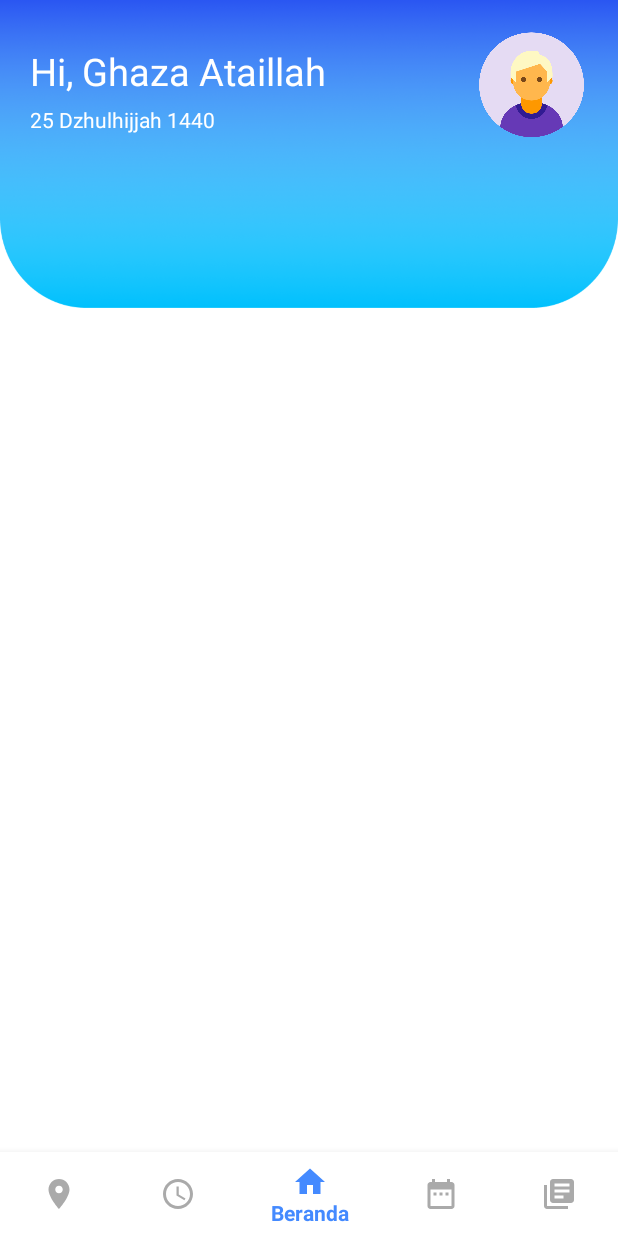
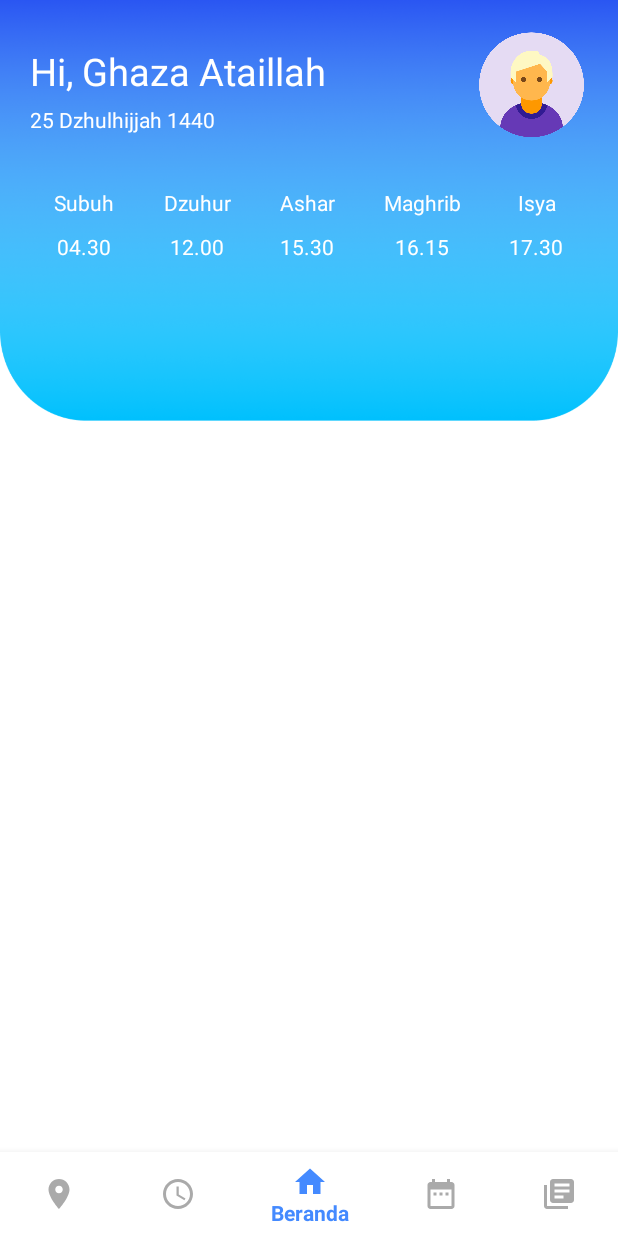
Before and after one commit to ghaza2354/MuslimMind, an Android app: the MainPageFragment screen opened directly, with no data from a screen before it, on a phone screen of 412 x 824 dp. Run offline under Robolectric (Android 15) with nearby library versions, the light colour scheme and no system bars; our stand-ins replace CircleImageView; libraries missing offline, so code that uses them is left out: com.denzcoskun.imageslider.

Commit message:
Tambah sedikit topping

```diff
--- a/app/build.gradle
+++ b/app/build.gradle
@@ -27,7 +27,7 @@ dependencies {
     implementation 'androidx.constraintlayout:constraintlayout:1.1.3'
     implementation 'androidx.legacy:legacy-support-v4:1.0.0'
     implementation 'androidx.lifecycle:lifecycle-extensions:2.2.0'
-    implementation 'androidx.annotation:annotation:1.0.2'
+    implementation 'androidx.annotation:annotation:1.1.0'
     testImplementation 'junit:junit:4.12'
     androidTestImplementation 'androidx.test.ext:junit:1.1.1'
     androidTestImplementation 'androidx.test.espresso:espresso-core:3.2.0'
@@ -39,4 +39,5 @@ dependencies {
     implementation "androidx.cardview:cardview:1.0.0"
     implementation 'de.hdodenhof:circleimageview:3.1.0'
     implementation 'com.github.denzcoskun:ImageSlideshow:0.0.6'
+    implementation 'cn.pedant.sweetalert:library:1.3'
 }
--- a/app/src/main/java/com/mgadevelop/coba2/MainActivity.java
+++ b/app/src/main/java/com/mgadevelop/coba2/MainActivity.java
@@ -12,6 +12,7 @@ import android.widget.ProgressBar;
 import android.widget.VideoView;
 
 import com.mgadevelop.coba2.ui.WelcomeActivity;
+import com.mgadevelop.coba2.ui.login.LoginActivity;
 
 public class MainActivity extends AppCompatActivity {
 
@@ -24,7 +25,7 @@ public class MainActivity extends AppCompatActivity {
         new Handler().postDelayed(new Runnable() {
             @Override
             public void run() {
-                Intent intent1=new Intent(MainActivity.this, WelcomeActivity.class);
+                Intent intent1=new Intent(MainActivity.this, LoginActivity.class);
                 startActivity(intent1);
                 finish();
             }
--- /dev/null
+++ b/app/src/main/res/drawable/btnlogin.xml
@@ -0,0 +1,6 @@
+<?xml version="1.0" encoding="utf-8"?>
+<shape android:shape="rectangle"
+    xmlns:android="http://schemas.android.com/apk/res/android">
+    <corners android:radius="10dp"/>
+    <gradient android:startColor="#00C0FD" android:endColor="#2A56F2" android:angle="45"/>
+</shape>
--- /dev/null
+++ b/app/src/main/res/drawable/item_jadwal_adzan.xml
@@ -0,0 +1,4 @@
+<?xml version="1.0" encoding="utf-8"?>
+<layer-list xmlns:android="http://schemas.android.com/apk/res/android">
+    <item android:drawable="@drawable/shadow_adzanbar"/>
+</layer-list>
--- a/app/src/main/res/layout/main_page_fragment.xml
+++ b/app/src/main/res/layout/main_page_fragment.xml
@@ -58,6 +58,100 @@
 
         </RelativeLayout>
 
+        <RelativeLayout
+            android:layout_width="match_parent"
+            android:layout_height="wrap_content"
+            android:layout_marginLeft="20dp"
+            android:layout_marginTop="30dp"
+            android:layout_marginRight="20dp">
+
+            <TableLayout
+                android:layout_width="match_parent"
+                android:layout_height="wrap_content">
+
+                <TableRow>
+
+                <TextView android:layout_width="match_parent"
+                    android:layout_height="wrap_content"
+                    android:textColor="@android:color/white"
+                    android:layout_weight="1"
+                    android:textAlignment="center"
+                    android:text="Subuh"/>
+
+                <TextView android:layout_width="match_parent"
+                    android:layout_height="wrap_content"
+                    android:textColor="@android:color/white"
+                    android:layout_weight="1"
+                    android:textAlignment="center"
+                    android:text="Dzuhur"/>
+
+                <TextView android:layout_width="match_parent"
+                    android:layout_height="wrap_content"
+                    android:textColor="@android:color/white"
+                    android:layout_weight="1"
+                    android:textAlignment="center"
+                    android:text="Ashar"/>
+
+                <TextView android:layout_width="match_parent"
+                    android:layout_height="wrap_content"
+                    android:textColor="@android:color/white"
+                    android:layout_weight="1"
+                    android:textAlignment="center"
+                    android:text="Maghrib"/>
+
+                <TextView android:layout_width="match_parent"
+                    android:layout_height="wrap_content"
+                    android:textColor="@android:color/white"
+                    android:layout_weight="1"
+                    android:textAlignment="center"
+                    android:text="Isya"/>
+
+            </TableRow>
+
+                <TableRow
+                    android:layout_marginTop="10dp">
+
+                    <TextView android:layout_width="match_parent"
+                        android:layout_height="wrap_content"
+                        android:textColor="@android:color/white"
+                        android:layout_weight="1"
+                        android:textAlignment="center"
+                        android:text="04.30"/>
+
+                    <TextView android:layout_width="match_parent"
+                        android:layout_height="wrap_content"
+                        android:textColor="@android:color/white"
+                        android:layout_weight="1"
+                        android:textAlignment="center"
+                        android:text="12.00"/>
+
+                    <TextView android:layout_width="match_parent"
+                        android:layout_height="wrap_content"
+                        android:textColor="@android:color/white"
+                        android:layout_weight="1"
+                        android:textAlignment="center"
+                        android:text="15.30"/>
+
+                    <TextView android:layout_width="match_parent"
+                        android:layout_height="wrap_content"
+                        android:textColor="@android:color/white"
+                        android:layout_weight="1"
+                        android:textAlignment="center"
+                        android:text="16.15"/>
+
+                    <TextView android:layout_width="match_parent"
+                        android:layout_height="wrap_content"
+                        android:textColor="@android:color/white"
+                        android:layout_weight="1"
+                        android:textAlignment="center"
+                        android:text="17.30"/>
+
+                </TableRow>
+
+            </TableLayout>
+
+        </RelativeLayout>
+
     </LinearLayout>
 
 </ScrollView>
```
Also changed, not shown: app/src/main/AndroidManifest.xml (+6 -2 lines), app/src/main/java/com/mgadevelop/coba2/ui/WelcomeActivity.java (+5 -33 lines), app/src/main/java/com/mgadevelop/coba2/ui/login/LoginActivity.java (added, +76 -0 lines), app/src/main/res/layout/activity_login.xml (added, +104 -0 lines), app/src/main/res/drawable/header.png, app/src/main/res/drawable/img4.png (added), app/src/main/res/drawable/img5.png (added), app/src/main/res/drawable/leftloginpanel.png (added), app/src/main/res/drawable/loginpanel.png (added), app/src/main/res/drawable/logo.png (added), app/src/main/res/drawable/selected_dots.png (deleted), app/src/main/res/drawable/shadow_adzanbar.png (added), app/src/main/res/drawable/unselected_dots.png (deleted).
